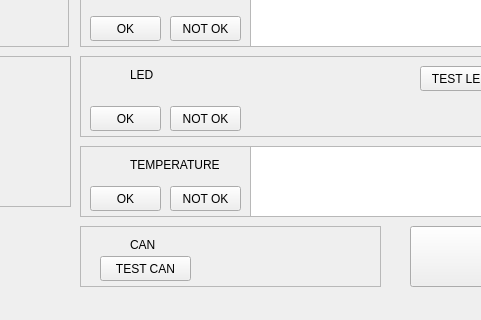
The window that mainwindow.ui (JakobGerjolj/SideMountTestGUI) describes before a commit, drawn with Qt 5; both pictures show x 640 to 1121 and y 453 to 773 of the 1280 by 773 pixel window.
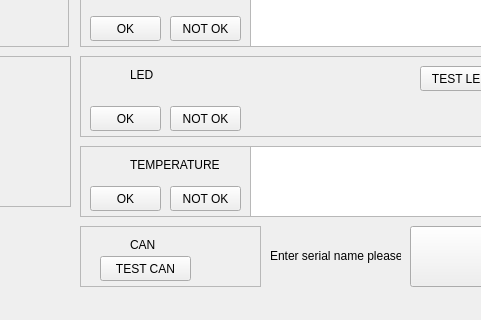
The same window after the commit.

Commit message: Minor changes, not tested yet

What changed in the file:
```diff
--- a/mainwindow.ui
+++ b/mainwindow.ui
@@ -424,7 +424,7 @@
      <rect>
       <x>720</x>
       <y>660</y>
-      <width>301</width>
+      <width>181</width>
       <height>61</height>
      </rect>
     </property>
@@ -1333,6 +1333,19 @@
      </property>
     </widget>
    </widget>
+   <widget class="QLabel" name="label_3">
+    <property name="geometry">
+     <rect>
+      <x>910</x>
+      <y>680</y>
+      <width>131</width>
+      <height>20</height>
+     </rect>
+    </property>
+    <property name="text">
+     <string>Enter serial name please!</string>
+    </property>
+   </widget>
   </widget>
   <widget class="QMenuBar" name="menubar">
    <property name="geometry">
```
The commit also changes 2 other files.
